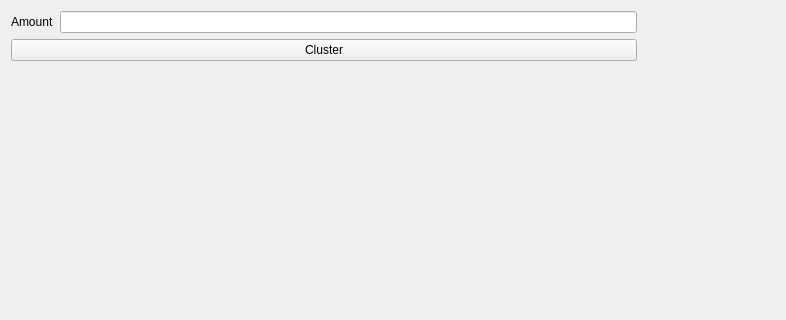
First picture: the form in EasterPlanner/EasterPlanner_Server/mainwindow.ui, repository Kola50011/programming-htlwrn, before the edit; both pictures show x 0 to 786 and y 0 to 320 of the 1280 by 720 pixel window.
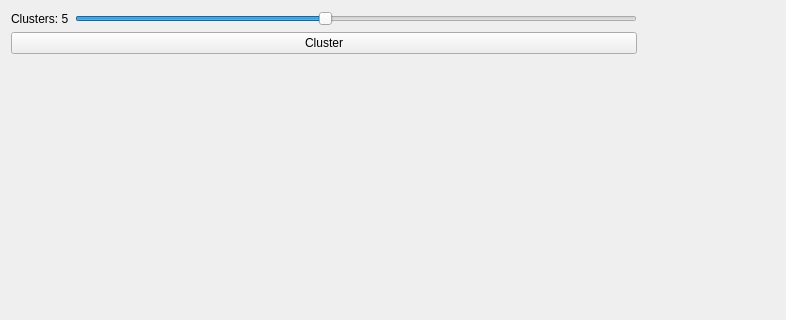
Second picture: the form after the edit. Custom widgets are drawn as their Qt base class.

```diff
--- a/EasterPlanner/EasterPlanner_Server/mainwindow.ui
+++ b/EasterPlanner/EasterPlanner_Server/mainwindow.ui
@@ -43,13 +43,10 @@
         <item row="0" column="0">
          <widget class="QLabel" name="amountLabel">
           <property name="text">
-           <string>Amount</string>
+           <string>Clusters: 5</string>
           </property>
          </widget>
         </item>
-        <item row="0" column="1">
-         <widget class="QLineEdit" name="amountEdit"/>
-        </item>
         <item row="1" column="0" colspan="2">
          <widget class="QPushButton" name="clusterButton">
           <property name="text">
@@ -57,6 +54,25 @@
           </property>
          </widget>
         </item>
+        <item row="0" column="1">
+         <widget class="QSlider" name="horizontalSlider">
+          <property name="minimum">
+           <number>1</number>
+          </property>
+          <property name="maximum">
+           <number>10</number>
+          </property>
+          <property name="pageStep">
+           <number>5</number>
+          </property>
+          <property name="value">
+           <number>5</number>
+          </property>
+          <property name="orientation">
+           <enum>Qt::Horizontal</enum>
+          </property>
+         </widget>
+        </item>
        </layout>
       </item>
       <item>
```
